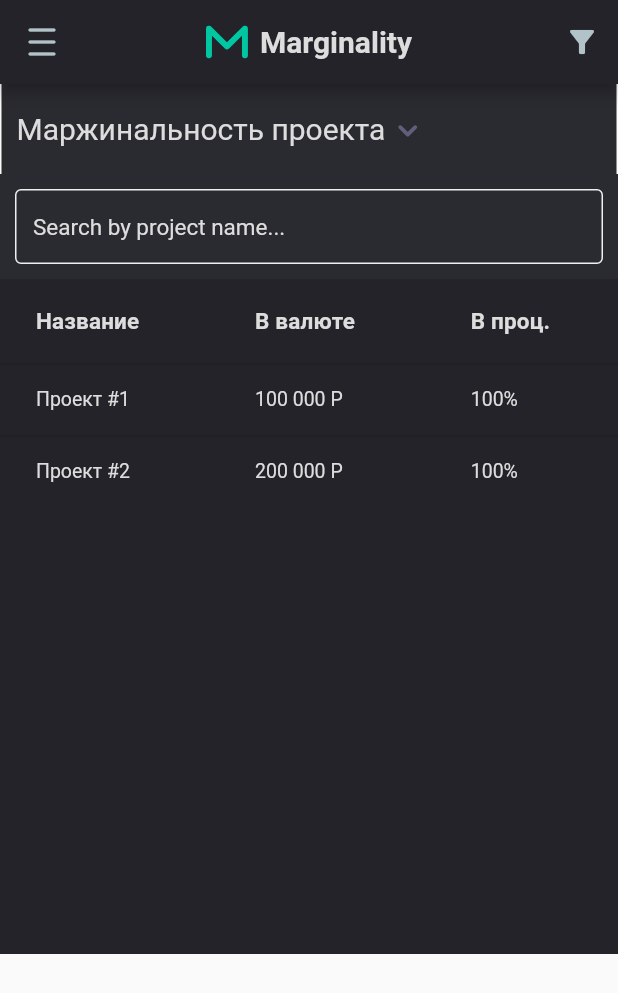
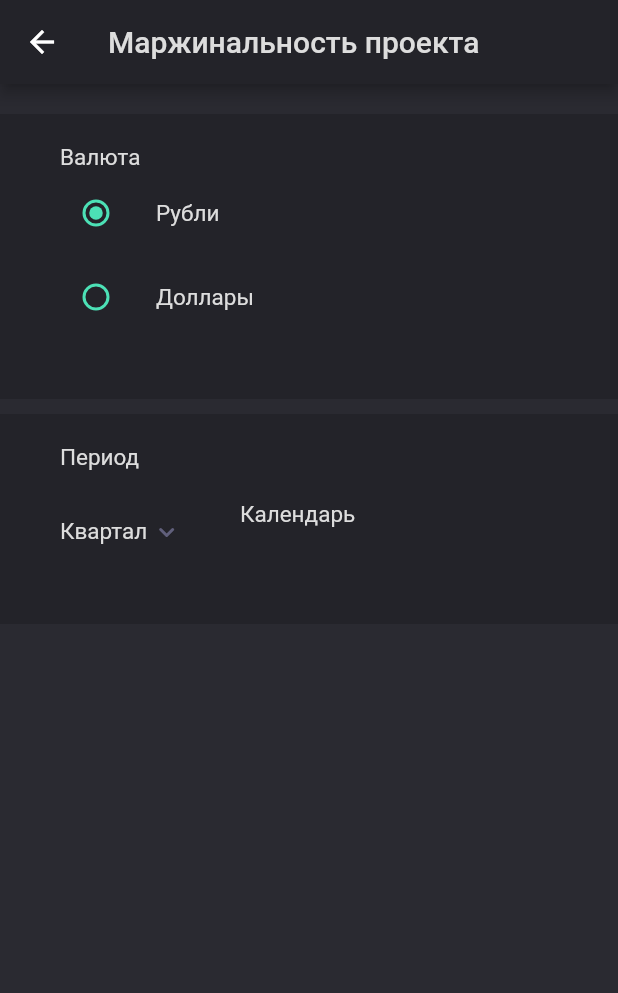
Before and after one commit to Deathstar-git/Mobile-Internship-2023, a Flutter app: the screen it shows after launch, after a tap on the "filter alt" icon, on a phone screen of 412 x 824 dp. Shown: the top 993 px of the screen. Run offline on Flutter 3.47's test engine with Material 2 defaults, Android fonts, the phone set to English and light mode, and no system bars; drawn by our look-alikes of dropdown_button2; our stand-ins replace auto_route, bloc, bloc_concurrency, dio, flutter_bloc, flutter_secure_storage and 5 more.

Commit message:
Верстка Filter Page

```diff
--- /dev/null
+++ b/lib/ui/features/filter_page/filter_page.dart
@@ -0,0 +1,233 @@
+import 'package:dropdown_button2/dropdown_button2.dart';
+import 'package:flutter/material.dart';
+import 'package:flutter_bloc/flutter_bloc.dart';
+import 'package:flutter_svg/svg.dart';
+
+import '../../../application/marginality_bloc/marginality_bloc.dart';
+import '../../../injection.dart';
+import '../../common/colors.dart';
+
+enum Currency { ruble, dollar}
+
+class FilterPage extends StatefulWidget {
+  const FilterPage({super.key});
+
+  @override
+  State<FilterPage> createState() => _FilterPageState();
+}
+
+class _FilterPageState extends State<FilterPage> {
+  Currency? _currency = Currency.ruble;
+  final List<String> _periods = [
+  'Месяц',
+  'Квартал',
+  'Год'
+  ];
+  @override
+  void initState() {
+    super.initState();
+  }
+
+  @override
+  Widget build(BuildContext context) {
+    return Scaffold(
+      appBar: AppBar(
+          title: const Text(
+              'Маржинальность проекта',
+              style: TextStyle(
+                color: AppColors.gray_1,
+                fontSize:20
+              )
+          ),
+          backgroundColor: AppColors.black_1,
+          shadowColor: Theme.of(context).colorScheme.shadow
+      ),
+      body:BlocProvider<MarginalityBloc>(
+        create: (_) => getIt<MarginalityBloc>(),
+        child: ColoredBox(
+          color: AppColors.black_5,
+          child:
+          Column(
+            children:[
+              Padding(
+                  padding: const EdgeInsets.only(top:20, bottom: 10),
+                child:ColoredBox(
+                    color: AppColors.black_1,
+                  child: Padding(
+                      padding: const EdgeInsets.symmetric(vertical: 20, horizontal: 40),
+                    child: SizedBox(
+                        width: double.infinity,
+                        height: 150,
+                        child: Theme(
+                            data: ThemeData(
+                              //here change to your color
+                              unselectedWidgetColor: AppColors.green_3,
+                            ),
+                            child:Column(
+                          crossAxisAlignment: CrossAxisAlignment.start,
+                          children: [
+                            const Text(
+                                'Валюта',
+                                style: TextStyle(
+                                  fontSize: 15,
+                                  color: AppColors.gray_1,
+                                )
+                            ),
+                            ListTile(
+                              contentPadding: const EdgeInsets.symmetric(horizontal: 0),
+                              title: const Text(
+                                  'Рубли',
+                                  style: TextStyle(
+                                    fontSize: 15,
+                                    color: AppColors.gray_1,
+                                  )
+                              ),
+                              leading: Radio<Currency>(
+                                activeColor: AppColors.green_3,
+                                hoverColor: AppColors.green_3,
+                                focusColor: AppColors.green_3,
+                                value: Currency.ruble,
+                                groupValue: _currency,
+                                onChanged: (Currency? value) {
+                                  setState(() {
+                                    _currency = value;
+                                  });
+                                },
+                              ),
+                            ),
+                            ListTile(
+                              contentPadding: const EdgeInsets.symmetric(horizontal: 0),
+                              title: const Text(
+                                  'Доллары',
+                                  style: TextStyle(
+                                fontSize: 15,
+                                color: AppColors.gray_1,
+                              )
+                              ),
+                              leading: Radio<Currency>(
+                                activeColor: AppColors.green_3,
+                                hoverColor: AppColors.green_3,
+                                focusColor: AppColors.green_3,
+                                value: Currency.dollar,
+                                groupValue: _currency,
+                                onChanged: (Currency? value) {
+                                  setState(() {
+                                    _currency = value;
+                                  });
+                                },
+                              ),
+                            ),
+                          ],
+                        ))
+                    )
+                  )
+                )
+              ),
+              Padding(
+                  padding: const EdgeInsets.only( bottom: 20),
+                  child: ColoredBox(
+                    color: AppColors.black_1,
+                    child: Padding(
+                      padding: const EdgeInsets.symmetric(vertical: 20, horizontal: 40),
+                      child:SizedBox(
+                        width: double.infinity,
+                        height: 100,
+                        child: Column(
+                          crossAxisAlignment: CrossAxisAlignment.start,
+                          children:[
+                            const Text(
+                                'Период',
+                                style: TextStyle(
+                                  fontSize: 15,
+                                  color: AppColors.gray_1,
+                                )
+                            ),
+                            Padding(
+                              padding: const EdgeInsets.only(top:20, bottom:10, right: 40),
+                            child: Row(
+                              children: [
+                                SizedBox(
+                                  width: 120,
+                                  height: 40,
+                                  child: Theme(
+                                data: Theme.of(context).copyWith(
+                                canvasColor: AppColors.black_4,
+                                ),
+                                  child:DropdownButtonHideUnderline(
+                                    child: DropdownButton2(
+                                      customButton: Row(
+                                        children: [
+                                          const Text(
+                                            'Квартал',
+                                            style: TextStyle(
+                                                fontSize: 15,
+                                                color: AppColors.gray_1
+                                            ),
+                                          ),
+                                          Padding(
+                                            padding: const EdgeInsets.only(left:5),
+                                            child: SvgPicture.asset(
+                                              'assets/svg/arrow_downward.svg',
+                                              height: 16,
+                                              width: 16,
+                                            ),
+                                          )
+                                        ],
+                                      ),
+                                      items: _periods
+                                          .map((item) => DropdownMenuItem<String>(
+                                        value: item,
+                                        child: Text(
+                                          item,
+                                          style: const TextStyle(
+                                            fontSize: 16,
+                                            color: AppColors.gray_1,
+                                          ),
+                                        ),
+                                      ))
+                                          .toList(),
+                                      value: _periods[0],
+                                      onChanged: (value) {
+                                      },
+                                      buttonStyleData: ButtonStyleData(
+                                        height: 40,
+                                        decoration: BoxDecoration(
+                                          borderRadius: BorderRadius.circular(5),
+                                          border: Border.all(
+                                            color: AppColors.black_3,
+                                          ),
+                                        )
+                                      ),
+                                      menuItemStyleData: const MenuItemStyleData(
+                                        height: 40,
+                                      )
+                                    )
+                                  ))
+                                ),
+                                const SizedBox(
+                                    width: 120,
+                                    height: 40,
+                                    child:Text(
+                                      'Календарь',
+                                      style: TextStyle(
+                                          fontSize: 15,
+                                          color: AppColors.gray_1
+                                      )
+                                  )
+                                )
+                              ],
+                            ))
+                          ],
+                        )
+                      )
+                    )
+                  )
+
+              )
+            ],
+          )
+        )
+    )
+    );
+}
+}
--- a/lib/ui/features/main_page/main_page.dart
+++ b/lib/ui/features/main_page/main_page.dart
@@ -1,9 +1,11 @@
+import 'package:auto_route/auto_route.dart';
 import 'package:flutter/material.dart';
 import 'package:flutter_bloc/flutter_bloc.dart';
 import 'package:mobile_internship_1/application/marginality_bloc/marginality_bloc.dart';
 import 'package:mobile_internship_1/ui/common/colors.dart';
 import 'package:mobile_internship_1/ui/features/main_page/widgets/marginality_choice.dart';
 import 'package:mobile_internship_1/ui/features/main_page/widgets/marginality_list.dart';
+import 'package:mobile_internship_1/ui/navigation/routes.gr.dart';
 import '../../../application/marginality_choice_bloc/marginality_choice_bloc.dart';
 import '../../../injection.dart';
 import 'package:flutter_svg/flutter_svg.dart';
@@ -47,6 +49,7 @@ class MainPage extends StatelessWidget {
               icon: const Icon(Icons.filter_alt, color: AppColors.gray_2),
               tooltip: 'Фильтры',
               onPressed: () {
+                context.router.push(const FilterRoute());
               },
             ),
           ],
--- a/lib/ui/navigation/routes.dart
+++ b/lib/ui/navigation/routes.dart
@@ -1,9 +1,12 @@
 import 'package:auto_route/auto_route.dart';
 import '../features/main_page/main_page.dart';
+import '../features/filter_page/filter_page.dart';
 
 @MaterialAutoRouter(
+  replaceInRouteName: 'Page,Route',
   routes: <AutoRoute>[
     AutoRoute(page: MainPage, initial: true),
+    AutoRoute(page: FilterPage),
   ],
 )
 class $AppRouter {}
```
Also changed, not shown: lib/ui/navigation/routes.gr.dart.
